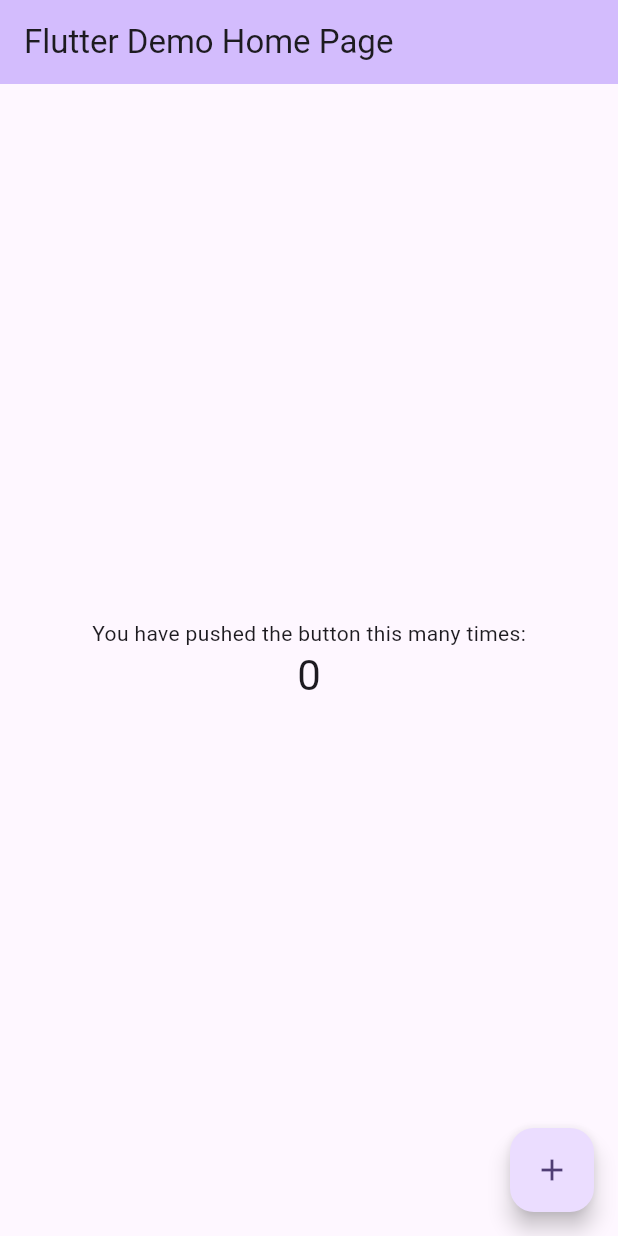
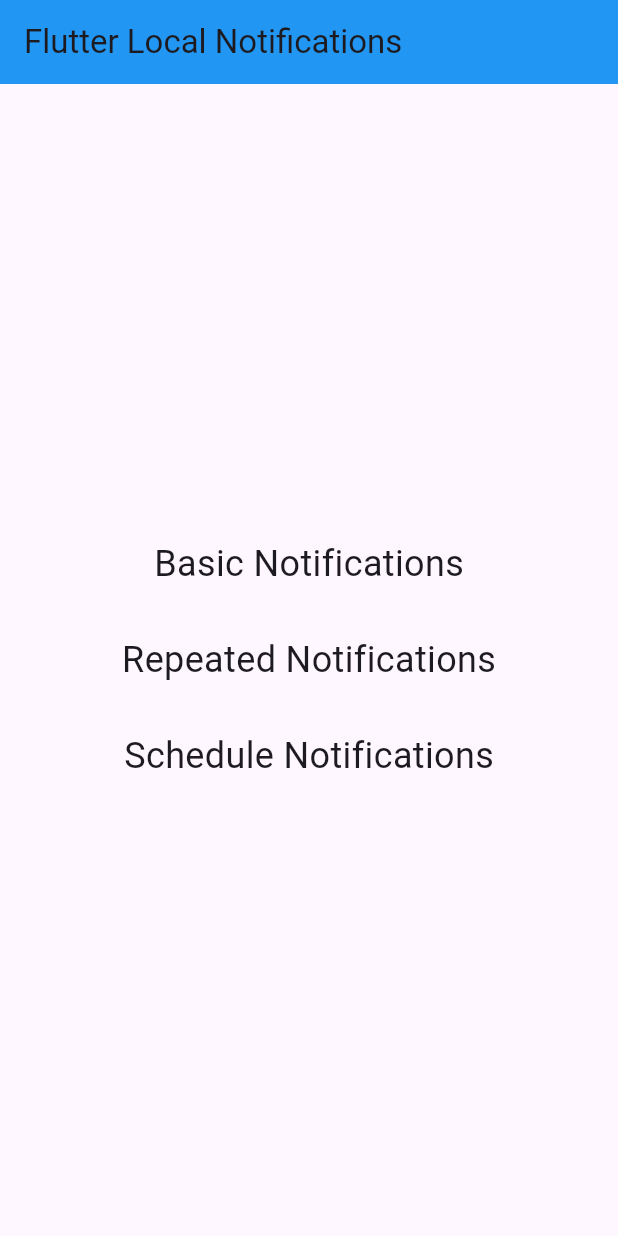
Before and after one commit to mahmoudkamal14/flutter_local_notifications, a Flutter app: the screen it shows after launch, on a phone screen of 412 x 824 dp. Run offline on Flutter 3.47's test engine with Material 3 defaults, Android fonts, the phone set to English and light mode, and no system bars; our stand-ins replace flutter_local_notifications.

Commit message:
Local Notification - Setup the notification service [Done] - Show basic notification [Done] - Show repeated notification [Done]

```diff
--- a/lib/main.dart
+++ b/lib/main.dart
@@ -1,122 +1,23 @@
 import 'package:flutter/material.dart';
+import 'package:local_notifications/notifications/local_notification_service.dart';
+import 'package:local_notifications/screens/home_screen.dart';
 
-void main() {
+Future<void> main() async {
+  WidgetsFlutterBinding.ensureInitialized();
+  // Initialize the local notification service here if needed
+  await LocalNotificationService.initialize();
   runApp(const MyApp());
 }
 
 class MyApp extends StatelessWidget {
   const MyApp({super.key});
-
-  // This widget is the root of your application.
   @override
   Widget build(BuildContext context) {
     return MaterialApp(
-      title: 'Flutter Demo',
-      theme: ThemeData(
-        // This is the theme of your application.
-        //
-        // TRY THIS: Try running your application with "flutter run". You'll see
-        // the application has a purple toolbar. Then, without quitting the app,
-        // try changing the seedColor in the colorScheme below to Colors.green
-        // and then invoke "hot reload" (save your changes or press the "hot
-        // reload" button in a Flutter-supported IDE, or press "r" if you used
-        // the command line to start the app).
-        //
-        // Notice that the counter didn't reset back to zero; the application
-        // state is not lost during the reload. To reset the state, use hot
-        // restart instead.
-        //
-        // This works for code too, not just values: Most code changes can be
-        // tested with just a hot reload.
-        colorScheme: ColorScheme.fromSeed(seedColor: Colors.deepPurple),
-      ),
-      home: const MyHomePage(title: 'Flutter Demo Home Page'),
+      title: 'Flutter Local Notifications',
+      theme: ThemeData(primarySwatch: Colors.blue),
+      debugShowCheckedModeBanner: false,
+      home: const HomeScreen(),
     );
   }
 }
-
-class MyHomePage extends StatefulWidget {
-  const MyHomePage({super.key, required this.title});
-
-  // This widget is the home page of your application. It is stateful, meaning
-  // that it has a State object (defined below) that contains fields that affect
-  // how it looks.
-
-  // This class is the configuration for the state. It holds the values (in this
-  // case the title) provided by the parent (in this case the App widget) and
-  // used by the build method of the State. Fields in a Widget subclass are
-  // always marked "final".
-
-  final String title;
-
-  @override
-  State<MyHomePage> createState() => _MyHomePageState();
-}
-
-class _MyHomePageState extends State<MyHomePage> {
-  int _counter = 0;
-
-  void _incrementCounter() {
-    setState(() {
-      // This call to setState tells the Flutter framework that something has
-      // changed in this State, which causes it to rerun the build method below
-      // so that the display can reflect the updated values. If we changed
-      // _counter without calling setState(), then the build method would not be
-      // called again, and so nothing would appear to happen.
-      _counter++;
-    });
-  }
-
-  @override
-  Widget build(BuildContext context) {
-    // This method is rerun every time setState is called, for instance as done
-    // by the _incrementCounter method above.
-    //
-    // The Flutter framework has been optimized to make rerunning build methods
-    // fast, so that you can just rebuild anything that needs updating rather
-    // than having to individually change instances of widgets.
-    return Scaffold(
-      appBar: AppBar(
-        // TRY THIS: Try changing the color here to a specific color (to
-        // Colors.amber, perhaps?) and trigger a hot reload to see the AppBar
-        // change color while the other colors stay the same.
-        backgroundColor: Theme.of(context).colorScheme.inversePrimary,
-        // Here we take the value from the MyHomePage object that was created by
-        // the App.build method, and use it to set our appbar title.
-        title: Text(widget.title),
-      ),
-      body: Center(
-        // Center is a layout widget. It takes a single child and positions it
-        // in the middle of the parent.
-        child: Column(
-          // Column is also a layout widget. It takes a list of children and
-          // arranges them vertically. By default, it sizes itself to fit its
-          // children horizontally, and tries to be as tall as its parent.
-          //
-          // Column has various properties to control how it sizes itself and
-          // how it positions its children. Here we use mainAxisAlignment to
-          // center the children vertically; the main axis here is the vertical
-          // axis because Columns are vertical (the cross axis would be
-          // horizontal).
-          //
-          // TRY THIS: Invoke "debug painting" (choose the "Toggle Debug Paint"
-          // action in the IDE, or press "p" in the console), to see the
-          // wireframe for each widget.
-          mainAxisAlignment: MainAxisAlignment.center,
-          children: <Widget>[
-            const Text('You have pushed the button this many times:'),
-            Text(
-              '$_counter',
-              style: Theme.of(context).textTheme.headlineMedium,
-            ),
-          ],
-        ),
-      ),
-      floatingActionButton: FloatingActionButton(
-        onPressed: _incrementCounter,
-        tooltip: 'Increment',
-        child: const Icon(Icons.add),
-      ), // This trailing comma makes auto-formatting nicer for build methods.
-    );
-  }
-}
--- /dev/null
+++ b/lib/notifications/local_notification_service.dart
@@ -0,0 +1,74 @@
+import 'package:flutter_local_notifications/flutter_local_notifications.dart';
+
+class LocalNotificationService {
+  // Initialize the notification service
+  static FlutterLocalNotificationsPlugin flutterLocalNotificationsPlugin =
+      FlutterLocalNotificationsPlugin();
+  static notificationTap(NotificationResponse notificationResponse) {}
+
+  static Future<void> initialize() async {
+    InitializationSettings initializationSettings =
+        const InitializationSettings(
+          android: AndroidInitializationSettings('@mipmap/ic_launcher'),
+          iOS: DarwinInitializationSettings(),
+        );
+
+    flutterLocalNotificationsPlugin.initialize(
+      initializationSettings,
+      onDidReceiveNotificationResponse: notificationTap,
+      onDidReceiveBackgroundNotificationResponse: notificationTap,
+    );
+  }
+
+  // Show a basic notification
+  static Future<void> showNotification() async {
+    NotificationDetails notificationDetails = const NotificationDetails(
+      android: AndroidNotificationDetails(
+        'channel_id',
+        'channel_name',
+        channelDescription: 'channel_description',
+        importance: Importance.max,
+        priority: Priority.high,
+      ),
+      iOS: DarwinNotificationDetails(),
+    );
+
+    await flutterLocalNotificationsPlugin.show(
+      0,
+      'Basic Notification',
+      'This is a basic notification',
+      notificationDetails,
+    );
+  }
+
+  // Show a repeated notification
+  static Future<void> showRepeatedNotification() async {
+    NotificationDetails notificationDetails = const NotificationDetails(
+      android: AndroidNotificationDetails(
+        'repeated_channel_id',
+        'repeated_channel_name',
+        channelDescription: 'repeated_channel_description',
+        importance: Importance.max,
+        priority: Priority.high,
+      ),
+      iOS: DarwinNotificationDetails(),
+    );
+
+    await flutterLocalNotificationsPlugin.periodicallyShow(
+      1,
+      'Repeated Notification',
+      'This notification repeats every minute',
+      RepeatInterval.everyMinute,
+      notificationDetails,
+      androidScheduleMode: AndroidScheduleMode.alarmClock,
+    );
+  }
+}
+
+
+  // 1. Setup the notification service [Done]
+  // 2. Show basic notification [Done]
+  // 3. Show repeated notification [Done]
+  // 4. Schedule a notification
+  // 5. Handle notification tap
+  // 6. Handle background notification tap
--- /dev/null
+++ b/lib/screens/home_screen.dart
@@ -0,0 +1,45 @@
+import 'package:flutter/material.dart';
+import 'package:local_notifications/notifications/local_notification_service.dart';
+
+class HomeScreen extends StatelessWidget {
+  const HomeScreen({super.key});
+
+  @override
+  Widget build(BuildContext context) {
+    return Scaffold(
+      appBar: AppBar(
+        backgroundColor: Colors.blue,
+        title: Text('Flutter Local Notifications'),
+      ),
+      body: Center(
+        child: Column(
+          mainAxisAlignment: MainAxisAlignment.center,
+          spacing: 30,
+          children: [
+            GestureDetector(
+              onTap: () {
+                // Call the method to show a basic notification
+                LocalNotificationService.showNotification();
+              },
+              child: Text(
+                'Basic Notifications',
+                style: TextStyle(fontSize: 24),
+              ),
+            ),
+            GestureDetector(
+              onTap: () {
+                // Call the method to show a repeated notification
+                LocalNotificationService.showRepeatedNotification();
+              },
+              child: Text(
+                'Repeated Notifications',
+                style: TextStyle(fontSize: 24),
+              ),
+            ),
+            Text('Schedule Notifications', style: TextStyle(fontSize: 24)),
+          ],
+        ),
+      ),
+    );
+  }
+}
```
Also changed, not shown: pubspec.yaml (+6 -11 lines), pubspec.lock, 4 other files.
